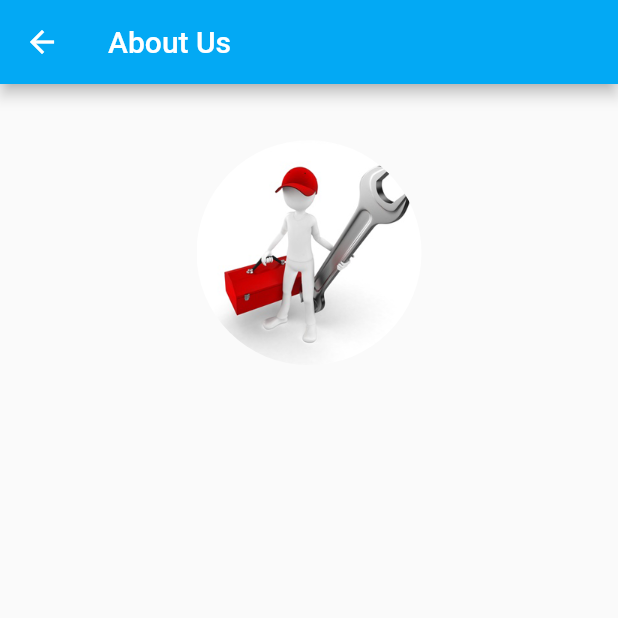
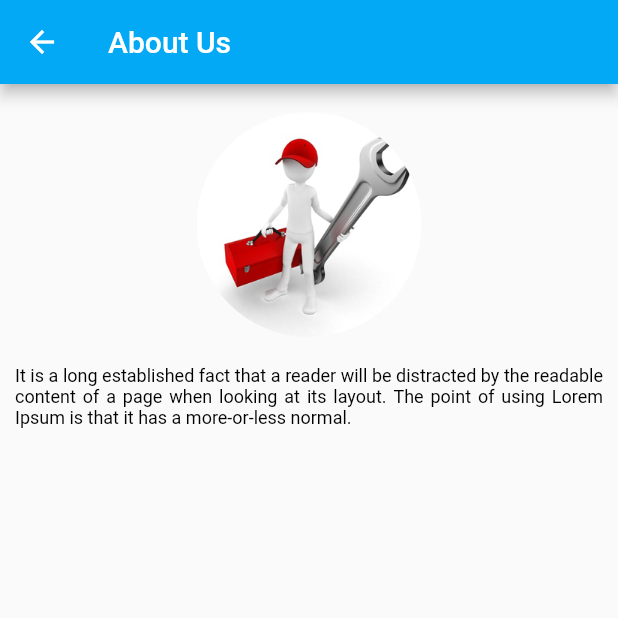
Before and after one commit to FixMe-Application/FixMe, a Flutter app: the screen it shows after launch, on a phone screen of 412 x 824 dp, the top half of it. Run offline on Flutter 3.47's test engine with Material 2 defaults, Android fonts, the phone set to English and light mode, and no system bars.

Commit message:
Added description after logo

```diff
--- a/lib/views/menu pages/about_us.dart
+++ b/lib/views/menu pages/about_us.dart
@@ -34,7 +34,7 @@ class _AboutPageState extends State<AboutPage> {
          child: Column(
            children: <Widget>[
              Center(
-               heightFactor: 1.5,
+               heightFactor: 1.25,
                child: Container(
                  width: 150.0,
                  height: 150.0,
@@ -49,7 +49,18 @@ class _AboutPageState extends State<AboutPage> {
                  ),
                ),
              ),
-
+            Padding(
+              padding: EdgeInsets.fromLTRB(10, 0, 10, 0),
+              child: Text(
+                "It is a long established fact that a reader will be distracted by the readable content of a page when looking at its layout. The point of using Lorem Ipsum is that it has a more-or-less normal.",
+                style: TextStyle(
+                  color: Colors.black,
+                  fontSize: 12.0
+                ),
+                textDirection: TextDirection.ltr,
+                textAlign: TextAlign.justify,
+              ),
+            ),
            ],
          ),
        ),
```
